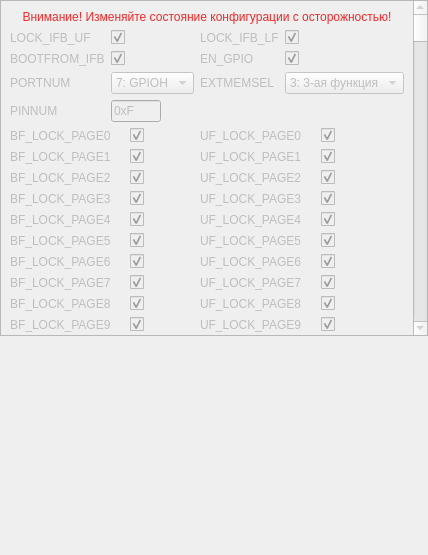
ntsfv/flasher, file app/ui/config01t.ui: the form before one commit.
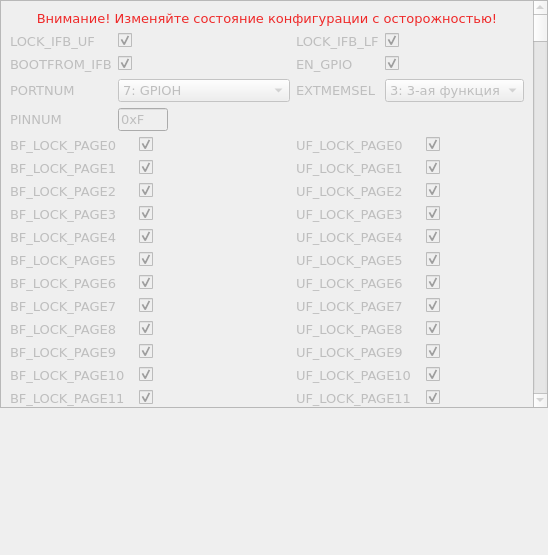
The form after the commit.

Patch:
```diff
--- a/app/ui/config01t.ui
+++ b/app/ui/config01t.ui
@@ -6,10 +6,16 @@
    <rect>
     <x>0</x>
     <y>0</y>
-    <width>428</width>
+    <width>548</width>
     <height>555</height>
    </rect>
   </property>
+  <property name="font">
+   <font>
+    <family>DejaVu Sans</family>
+    <pointsize>10</pointsize>
+   </font>
+  </property>
   <property name="windowTitle">
    <string>Form</string>
   </property>
@@ -45,8 +51,8 @@
        <rect>
         <x>0</x>
         <y>0</y>
-        <width>449</width>
-        <height>5515</height>
+        <width>530</width>
+        <height>6801</height>
        </rect>
       </property>
       <layout class="QVBoxLayout" name="verticalLayout">
@@ -119,6 +125,12 @@
            </item>
            <item row="2" column="1">
             <widget class="QComboBox" name="combo_extmemsel">
+             <property name="maximumSize">
+              <size>
+               <width>16777215</width>
+               <height>23</height>
+              </size>
+             </property>
              <property name="currentIndex">
               <number>3</number>
              </property>
@@ -200,6 +212,12 @@
            </item>
            <item row="2" column="1">
             <widget class="QComboBox" name="combo_portnum">
+             <property name="maximumSize">
+              <size>
+               <width>16777215</width>
+               <height>23</height>
+              </size>
+             </property>
              <property name="currentIndex">
               <number>7</number>
              </property>
@@ -260,7 +278,7 @@
              <property name="maximumSize">
               <size>
                <width>50</width>
-               <height>16777215</height>
+               <height>23</height>
               </size>
              </property>
              <property name="text">
```
